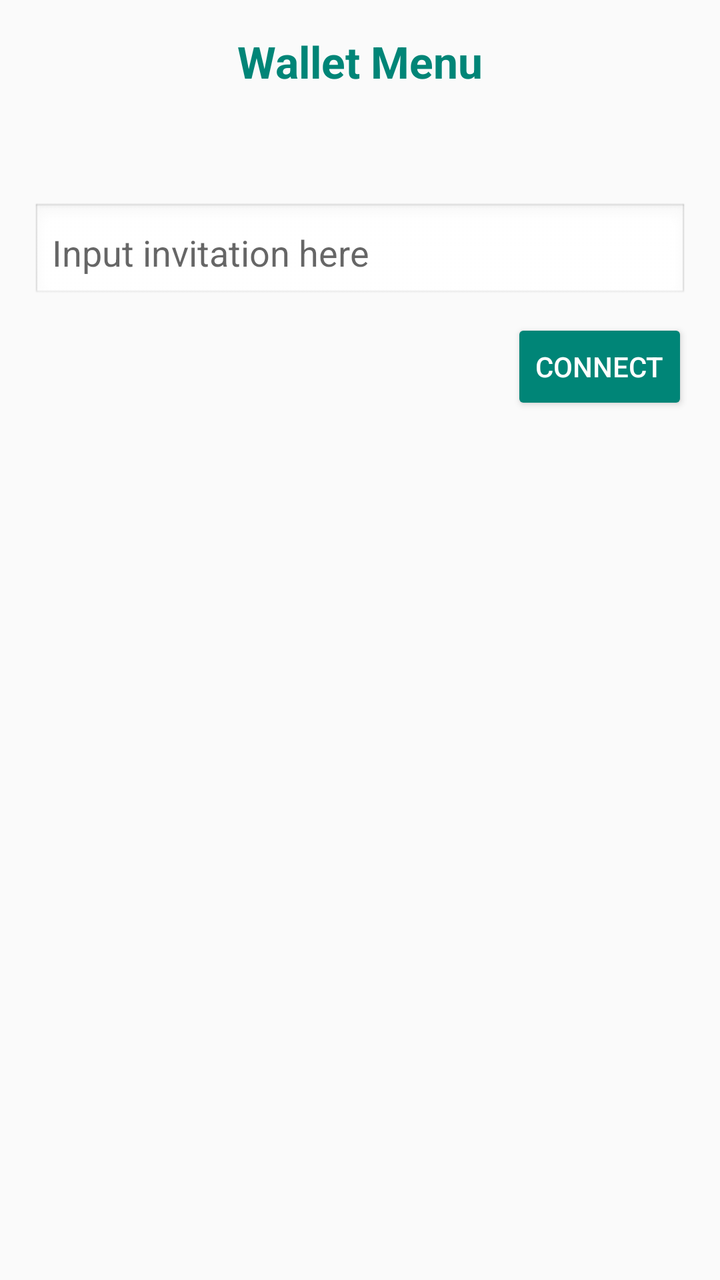
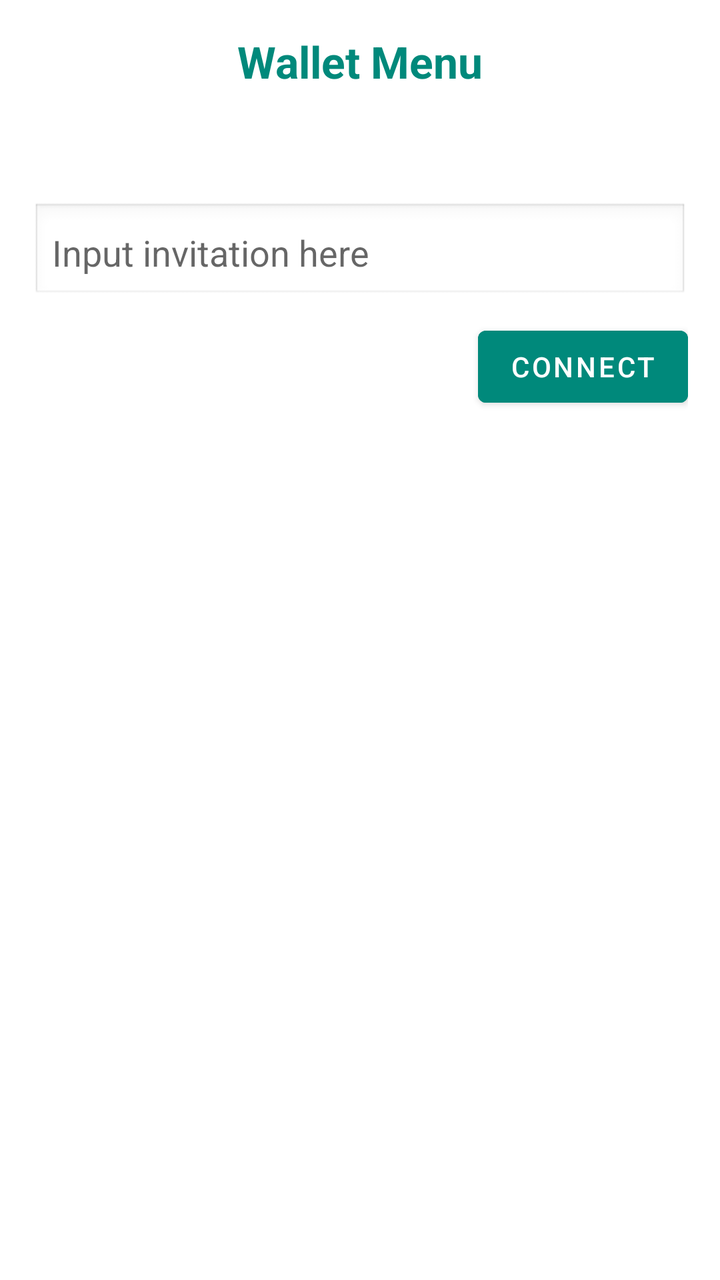

An Android layout rendered at two revisions. The XML below is the earlier revision; the diff shows what the commit changed to produce the second picture.
<!-- AndroidManifest.xml: application theme AppTheme -->
<!-- res/layout/fragment_home.xml -->
<?xml version="1.0" encoding="utf-8"?>
<ScrollView xmlns:android="http://schemas.android.com/apk/res/android"
    xmlns:app="http://schemas.android.com/apk/res-auto"
    android:layout_width="match_parent"
    android:layout_height="match_parent"
    android:fillViewport="true">

    <LinearLayout
        android:orientation="vertical"
        android:layout_width="match_parent"
        android:layout_height="wrap_content"
        android:padding="16dp">

        <TextView
            android:id="@+id/title"
            android:layout_width="wrap_content"
            android:layout_height="wrap_content"
            android:text="Wallet Menu"
            android:textSize="22sp"
            android:textStyle="bold"
            android:textColor="@color/colorPrimary"
            android:layout_gravity="center"
            android:layout_marginBottom="16dp" />

        
        <androidx.recyclerview.widget.RecyclerView
            android:id="@+id/menuList"
            android:layout_width="match_parent"
            android:layout_height="wrap_content"
            android:layout_marginBottom="24dp" />

        
        <EditText
            android:id="@+id/invitation"
            android:layout_width="match_parent"
            android:layout_height="50dp"
            android:hint="Input invitation here"
            android:background="@android:drawable/edit_text"
            android:imeOptions="actionSend"
            android:inputType="textUri"
            android:padding="10dp"
            android:layout_marginTop="16dp" />

        
        <Button
            android:id="@+id/buttonConnect"
            android:layout_width="wrap_content"
            android:layout_height="wrap_content"
            android:text="Connect"
            android:backgroundTint="@color/colorPrimary"
            android:textColor="@android:color/white"
            android:layout_gravity="end"
            android:layout_marginTop="8dp" />

    </LinearLayout>
</ScrollView>
<!-- resources referenced by this layout -->
<resources>
  <color name="colorPrimary">#008577</color>
  <style name="AppTheme" parent="Theme.AppCompat.Light.DarkActionBar">
          
          <item name="colorPrimary">@color/colorPrimary</item>
          <item name="colorPrimaryDark">@color/colorPrimaryDark</item>
          <item name="colorAccent">@color/colorAccent</item>
      </style>
  <color name="colorPrimaryDark">#00574B</color>
  <color name="colorAccent">#D81B60</color>
</resources>

<!-- the commit's change to res/layout/fragment_home.xml (unified diff, before → after) -->
@@ -18,7 +18,7 @@
             android:text="Wallet Menu"
             android:textSize="22sp"
             android:textStyle="bold"
-            android:textColor="@color/colorPrimary"
+            android:textColor="@color/teal_600"
             android:layout_gravity="center"
             android:layout_marginBottom="16dp" />
 
@@ -47,7 +47,7 @@
             android:layout_width="wrap_content"
             android:layout_height="wrap_content"
             android:text="Connect"
-            android:backgroundTint="@color/colorPrimary"
+            android:backgroundTint="@color/teal_600"
             android:textColor="@android:color/white"
             android:layout_gravity="end"
             android:layout_marginTop="8dp" />
<!-- resource entries referenced after the edit -->
@@ -1,13 +1,23 @@
 <!-- resources referenced by this layout -->
 <resources>
-  <color name="colorPrimary">#008577</color>
-  <style name="AppTheme" parent="Theme.AppCompat.Light.DarkActionBar">
+  <color name="teal_600">#00897B</color>
+  <style name="AppTheme" parent="Theme.MaterialComponents.DayNight.NoActionBar">
           
-          <item name="colorPrimary">@color/colorPrimary</item>
-          <item name="colorPrimaryDark">@color/colorPrimaryDark</item>
-          <item name="colorAccent">@color/colorAccent</item>
+          <item name="colorPrimary">@color/teal_700</item>
+          <item name="colorPrimaryVariant">@color/teal_800</item>
+          <item name="colorOnPrimary">@color/white</item>
+  
+          <item name="colorSecondary">@color/teal_500</item>
+          <item name="colorSecondaryVariant">@color/teal_600</item>
+          <item name="colorOnSecondary">@color/white</item>
+  
+          
+          <item name="android:statusBarColor">@color/teal_700</item>
+          <item name="android:navigationBarColor">@color/white</item>
       </style>
-  <color name="colorPrimaryDark">#00574B</color>
-  <color name="colorAccent">#D81B60</color>
+  <color name="teal_700">#00796B</color>
+  <color name="teal_800">#00695C</color>
+  <color name="white">#FFFFFF</color>
+  <color name="teal_500">#009688</color>
 </resources>
 
